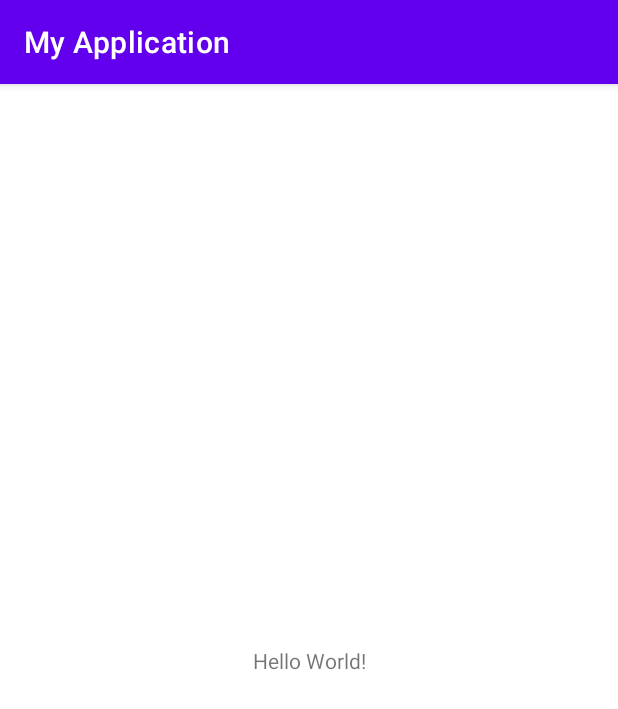
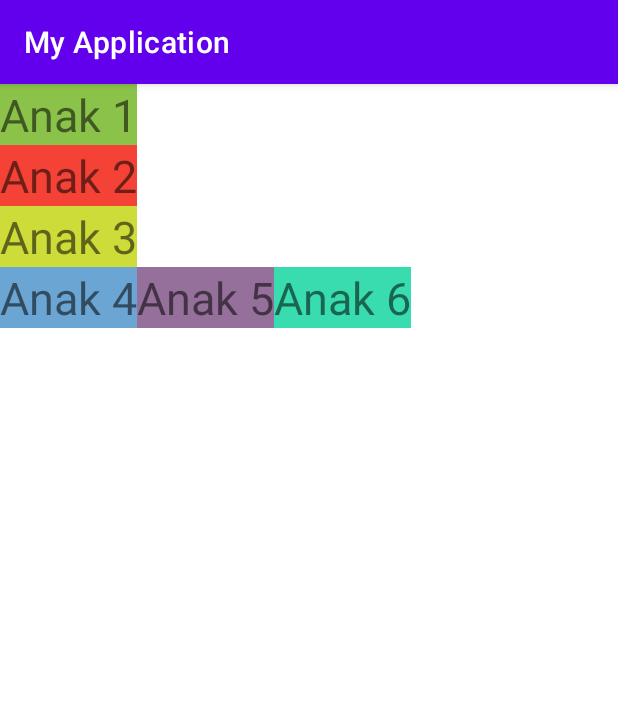
Before and after one commit to InshiatunHanifah/MyApplication, an Android app: the screen it shows after launch (MainActivity), on a phone screen of 412 x 824 dp. Shown: the top 709 px of the screen. Run offline under Robolectric (Android 15) with nearby library versions, the phone set to English and light mode, and no system bars.

Commit message:
update layout main

```diff
--- a/app/src/main/res/layout/activity_main.xml
+++ b/app/src/main/res/layout/activity_main.xml
@@ -1,18 +1,60 @@
-<?xml version="1.0" encoding="utf-8"?>
-<androidx.constraintlayout.widget.ConstraintLayout xmlns:android="http://schemas.android.com/apk/res/android"
+<LinearLayout
+    xmlns:android="http://schemas.android.com/apk/res/android"
     xmlns:app="http://schemas.android.com/apk/res-auto"
     xmlns:tools="http://schemas.android.com/tools"
+    android:orientation="vertical"
     android:layout_width="match_parent"
     android:layout_height="match_parent"
     tools:context=".MainActivity">
 
     <TextView
+        android:text="Anak 1"
+        android:textSize="30sp"
+        android:background="#8BC34A"
         android:layout_width="wrap_content"
-        android:layout_height="wrap_content"
-        android:text="Hello World!"
-        app:layout_constraintBottom_toBottomOf="parent"
-        app:layout_constraintLeft_toLeftOf="parent"
-        app:layout_constraintRight_toRightOf="parent"
-        app:layout_constraintTop_toTopOf="parent" />
+        android:layout_height="wrap_content"/>
 
-</androidx.constraintlayout.widget.ConstraintLayout>
+    <TextView
+        android:text="Anak 2"
+        android:textSize="30sp"
+        android:background="#F44336"
+        android:layout_width="wrap_content"
+        android:layout_height="wrap_content"/>
+
+    <TextView
+        android:text="Anak 3"
+        android:textSize="30sp"
+        android:background="#CDDC39"
+        android:layout_width="wrap_content"
+        android:layout_height="wrap_content"/>
+
+
+    <LinearLayout
+        android:orientation="horizontal"
+        android:layout_width="match_parent"
+        android:layout_height="match_parent"
+        tools:context=".MainActivity">
+
+        <TextView
+            android:text="Anak 4"
+            android:textSize="30sp"
+            android:background="#6BA5D3"
+            android:layout_width="wrap_content"
+            android:layout_height="wrap_content"/>
+
+        <TextView
+            android:text="Anak 5"
+            android:textSize="30sp"
+            android:background="#94709A"
+            android:layout_width="wrap_content"
+            android:layout_height="wrap_content"/>
+
+        <TextView
+            android:text="Anak 6"
+            android:textSize="30sp"
+            android:background="#39DCAE"
+            android:layout_width="wrap_content"
+            android:layout_height="wrap_content"/>
+
+    </LinearLayout>>
+</LinearLayout>
```
